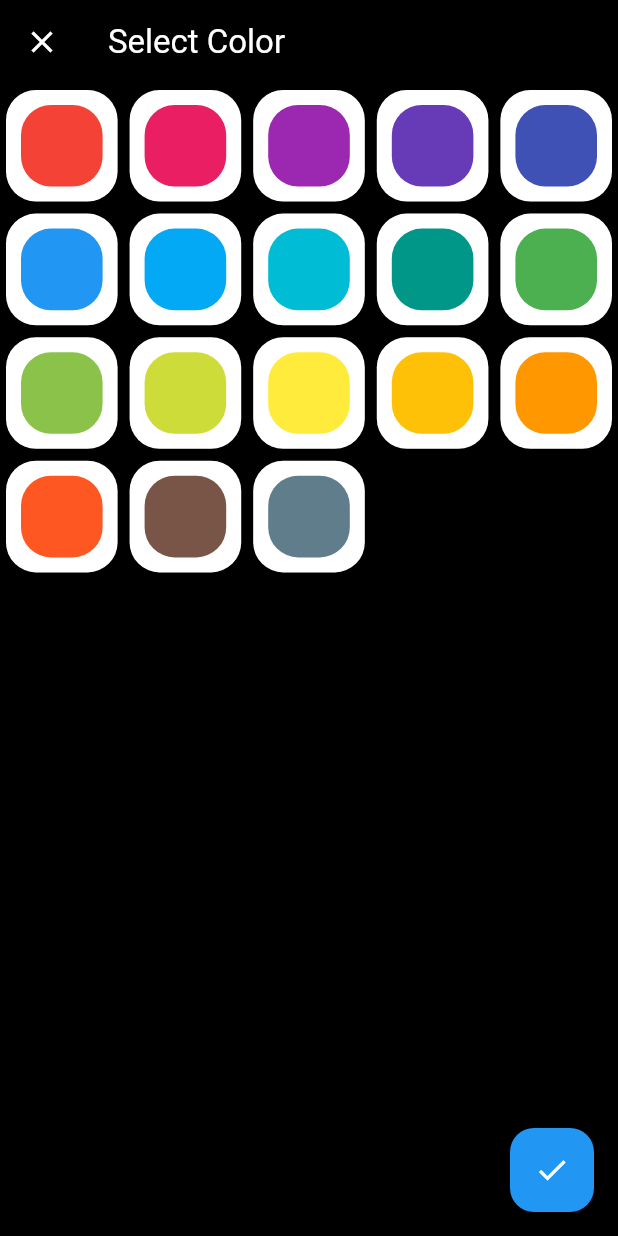
After one commit to lukelavery/streak, a Flutter app: the SelectColorView screen opened directly, on a phone screen of 412 x 824 dp. The commit adds this screen. Run offline on Flutter 3.47's test engine with Material 2 defaults, Android fonts, the phone set to English and light mode, and no system bars; our stand-ins replace cloud_firestore, firebase_auth, firebase_core, flutter_riverpod, font_awesome_flutter, google_sign_in; accounts and stored records are empty; project files that could hold a hidden picture were left out.

Commit message:
select color

```diff
--- a/lib/src/core/app.dart
+++ b/lib/src/core/app.dart
@@ -1,7 +1,7 @@
 import 'package:flutter/material.dart';
 import 'package:flutter_riverpod/flutter_riverpod.dart';
 import 'package:streak/src/core/home_page.dart';
-import 'package:streak/src/core/theme.dart';
+import 'package:streak/src/features/theme/theme.dart';
 import 'package:streak/src/features/authenticate/controllers/auth_controller.dart';
 import 'package:streak/src/features/authenticate/ui/pages/logged_out.dart';
 
@@ -10,12 +10,12 @@ class MyApp extends ConsumerWidget {
 
   @override
   Widget build(BuildContext context, WidgetRef ref) {
-    var themeState = ref.watch(themeController);
+    var themeState = ref.watch(themeDataController);
     return MaterialApp(
         debugShowCheckedModeBanner: false,
         title: 'streak',
         home: const Wrapper(),
-        theme: themeState.darkMode ? darkTheme : lightTheme);
+        theme: themeState);
   }
 }
 
--- a/lib/src/core/theme.dart
+++ /dev/null
@@ -1,69 +0,0 @@
-import 'package:flutter/material.dart';
-import 'package:flutter_riverpod/flutter_riverpod.dart';
-
-ThemeData lightTheme = ThemeData(
-  useMaterial3: true,
-  colorScheme: ColorScheme(
-      brightness: Brightness.light,
-      primary: Colors.pink,
-      onPrimary: Colors.white,
-      secondary: Colors.black,
-      onSecondary: Colors.white,
-      error: Colors.red,
-      onError: Colors.white,
-      background: Colors.grey.shade100,
-      onBackground: Colors.black,
-      surface: Colors.white,
-      onSurface: Colors.black),
-  scaffoldBackgroundColor: Colors.grey.shade100,
-  appBarTheme: AppBarTheme(
-    backgroundColor: Colors.grey.shade100,
-  ),
-);
-
-ThemeData darkTheme = ThemeData(
-  useMaterial3: true,
-  colorScheme: ColorScheme(
-      brightness: Brightness.dark,
-      primary: Colors.pink,
-      onPrimary: Colors.white,
-      secondary: Colors.white,
-      onSecondary: Colors.black,
-      error: Colors.red,
-      onError: Colors.white,
-      background: Colors.black,
-      onBackground: Colors.white,
-      surface: Colors.grey.shade900,
-      onSurface: Colors.white),
-  scaffoldBackgroundColor: Colors.black,
-  appBarTheme: const AppBarTheme(
-    backgroundColor: Colors.black,
-  ),
-);
-
-class ThemeModel {
-  final bool darkMode;
-  final Color primaryColor;
-
-  const ThemeModel({required this.darkMode, required this.primaryColor});
-}
-
-final themeController =
-    StateNotifierProvider.autoDispose<ThemeController, ThemeModel>(
-        (ref) => ThemeController());
-
-class ThemeController extends StateNotifier<ThemeModel> {
-  ThemeController()
-      : super(const ThemeModel(darkMode: true, primaryColor: Colors.blue));
-
-  final List<MaterialColor> colors = Colors.primaries;
-
-  void toggleDarkMode() {
-    state =
-        ThemeModel(darkMode: !state.darkMode, primaryColor: state.primaryColor);
-  }
-
-  void setColor(int index) {
-    state = ThemeModel(darkMode: state.darkMode, primaryColor: colors[index]);
-  }
-}
--- a/lib/src/features/habits/controllers/create_habit_controller.dart
+++ b/lib/src/features/habits/controllers/create_habit_controller.dart
@@ -97,5 +97,3 @@ class CreateHabitController extends StateNotifier<int?> {
     _read(customExceptionProvider.notifier).state = e;
   }
 }
-
-List<MaterialColor> colors = Colors.primaries;
--- /dev/null
+++ b/lib/src/features/theme/controllers/select_color_controller.dart
@@ -0,0 +1,17 @@
+import 'package:flutter/material.dart';
+import 'package:flutter_riverpod/flutter_riverpod.dart';
+import 'package:streak/src/features/theme/models/colors.dart';
+
+final selectColorController =
+    StateNotifierProvider.autoDispose<SelectColorController, int?>(
+        (ref) => SelectColorController());
+
+class SelectColorController extends StateNotifier<int?> {
+  SelectColorController() : super(null);
+
+  final List<MaterialColor> colorList = colors;
+
+  void setColor(int index) {
+    state = index;
+  }
+}
--- /dev/null
+++ b/lib/src/features/theme/models/colors.dart
@@ -0,0 +1,3 @@
+import 'package:flutter/material.dart';
+
+List<MaterialColor> colors = Colors.primaries;
--- /dev/null
+++ b/lib/src/features/theme/ui/color_picker_view.dart
@@ -0,0 +1,87 @@
+import 'package:flutter/material.dart';
+import 'package:flutter_riverpod/flutter_riverpod.dart';
+import 'package:streak/src/features/theme/controllers/select_color_controller.dart';
+import 'package:streak/src/features/theme/models/colors.dart';
+import 'package:streak/src/features/theme/theme.dart';
+
+class SelectColorView extends ConsumerWidget {
+  const SelectColorView({Key? key}) : super(key: key);
+
+  @override
+  Widget build(BuildContext context, WidgetRef ref) {
+    final selectedColor = ref.watch(selectColorController);
+    final selectedColorNotifier = ref.read(selectColorController.notifier);
+    final themeStateNotifier = ref.read(themeController.notifier);
+
+    return Scaffold(
+      floatingActionButton: FloatingActionButton(
+        child: Icon(Icons.done),
+        onPressed: () {
+          if (selectedColor != null) {
+            themeStateNotifier.setColor(selectedColor);
+            Navigator.pop(context);
+          }
+        },
+      ),
+      appBar: AppBar(
+        elevation: 0,
+        title: const Text(
+          'Select Color',
+        ),
+        leading: const Icon(Icons.close),
+      ),
+      body: SafeArea(
+        child: Column(
+          children: [
+            Expanded(
+              child: GridView.builder(
+                itemCount: colors.length,
+                gridDelegate: const SliverGridDelegateWithFixedCrossAxisCount(
+                    crossAxisCount: 5),
+                itemBuilder: ((context, index) {
+                  return GestureDetector(
+                    onTap: () {
+                      selectedColorNotifier.setColor(index);
+                    },
+                    child: ColorCard(
+                      color: colors[index],
+                      selected: index == selectedColor ? true : false,
+                    ),
+                  );
+                }),
+              ),
+            ),
+          ],
+        ),
+      ),
+    );
+  }
+}
+
+class ColorCard extends StatelessWidget {
+  const ColorCard({Key? key, required this.color, required this.selected})
+      : super(key: key);
+
+  final MaterialColor color;
+  final bool selected;
+
+  @override
+  Widget build(BuildContext context) {
+    return Card(
+      shape: RoundedRectangleBorder(borderRadius: BorderRadius.circular(20)),
+      elevation: 0.5,
+      child: Container(
+        padding: const EdgeInsets.all(10),
+        decoration: BoxDecoration(
+          color: Colors.white,
+          borderRadius: BorderRadius.circular(20),
+          border: selected ? Border.all(color: color) : null,
+        ),
+        child: Container(
+          decoration: BoxDecoration(
+              borderRadius: BorderRadius.circular(20), color: color),
+        ),
+      ),
+    );
+  }
+}
```
Also changed, not shown: lib/src/features/authenticate/ui/pages/select_color_view.dart (deleted, +0 -80 lines), lib/src/features/authenticate/ui/pages/user_profile_page.dart (+11 -10 lines), lib/src/features/theme/theme.dart (added, +82 -0 lines).
